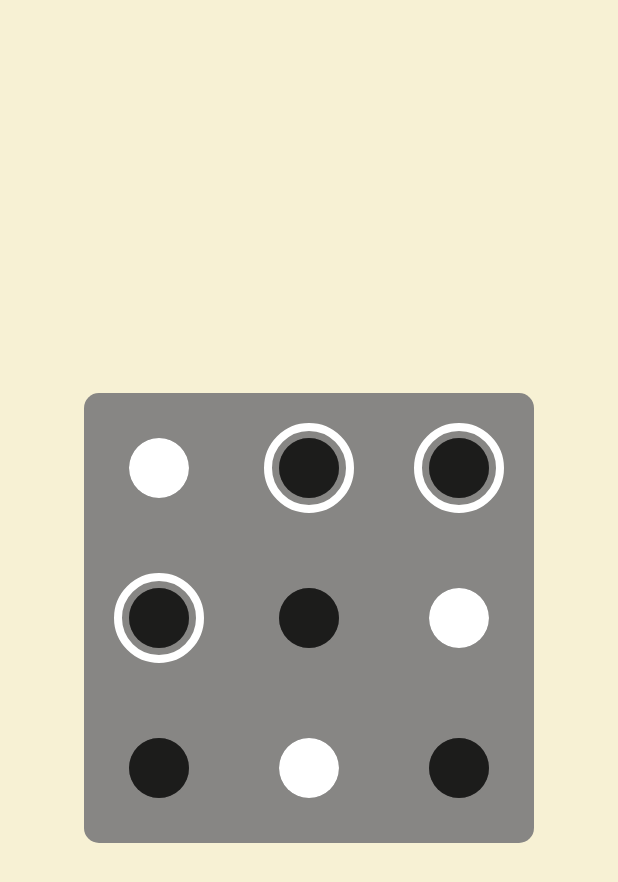
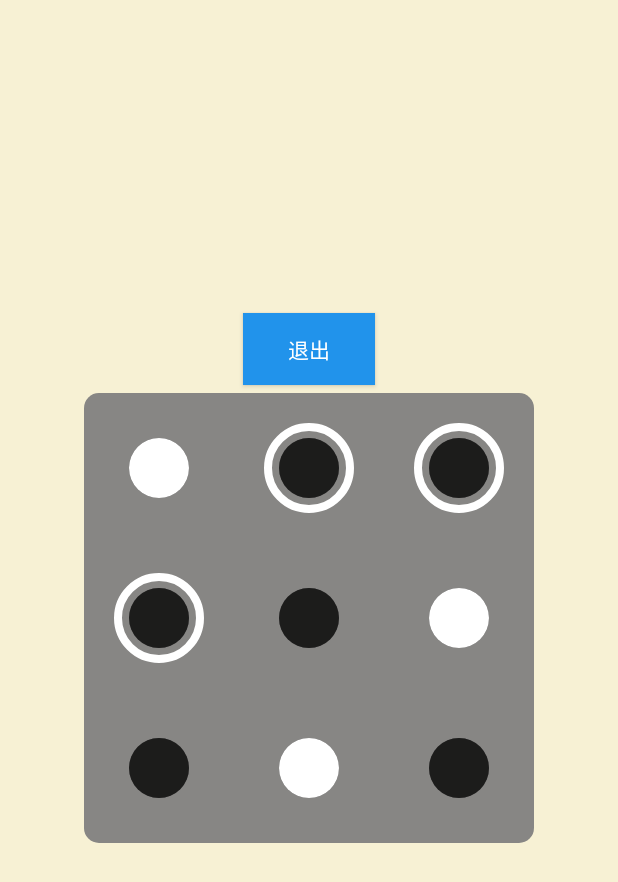
Before and after one commit to Asheone12/DotCraft, an Android app: the screen it shows after launch (MainActivity), on a phone screen of 412 x 824 dp. Shown: the top 882 px of the screen. Run offline under Robolectric (Android 15) with nearby library versions, the phone set to English and light mode, and no system bars.

Commit message:
添加退出按钮

```diff
--- a/app/src/main/java/com/muen/dotcraft/MainActivity.java
+++ b/app/src/main/java/com/muen/dotcraft/MainActivity.java
@@ -36,6 +36,14 @@ public class MainActivity extends AppCompatActivity {
         super.onCreate(savedInstanceState);
         setContentView(R.layout.activity_main);
         touchSlop = ViewConfiguration.get(this).getScaledTouchSlop();
+
+        Button btnBack = findViewById(R.id.back);
+        btnBack.setOnClickListener(new View.OnClickListener() {
+            @Override
+            public void onClick(View v) {
+                finish();
+            }
+        });
 
         initDotViews();
         initContainerViews();
--- a/app/src/main/res/layout/activity_main.xml
+++ b/app/src/main/res/layout/activity_main.xml
@@ -14,6 +14,18 @@
         android:background="@color/bg_blue"
         android:visibility="gone"
         android:text="@string/text_restart"
+        app:layout_constraintBottom_toTopOf="@+id/game_container"
+        app:layout_constraintLeft_toLeftOf="parent"
+        app:layout_constraintRight_toRightOf="parent" />
+
+    <Button
+        android:id="@+id/back"
+        android:layout_width="wrap_content"
+        android:layout_height="wrap_content"
+        android:layout_marginBottom="5dp"
+        android:background="@color/bg_blue"
+        android:text="@string/text_back"
+        android:textColor="@color/white"
         app:layout_constraintBottom_toTopOf="@+id/game_container"
         app:layout_constraintLeft_toLeftOf="parent"
         app:layout_constraintRight_toRightOf="parent" />
--- a/app/src/main/res/values/strings.xml
+++ b/app/src/main/res/values/strings.xml
@@ -1,5 +1,6 @@
 <resources>
     <string name="app_name">白棋归位</string>
     <string name="text_restart">重新开始</string>
+    <string name="text_back">退出</string>
     <string name="text_next">下一关</string>
 </resources>
```
